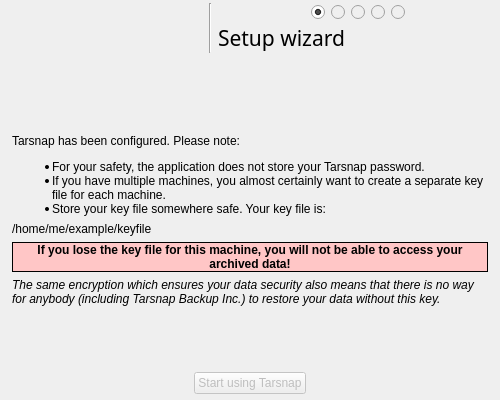
First picture: the form in forms/setupdialog.ui, repository Tarsnap/tarsnap-gui, before the edit.
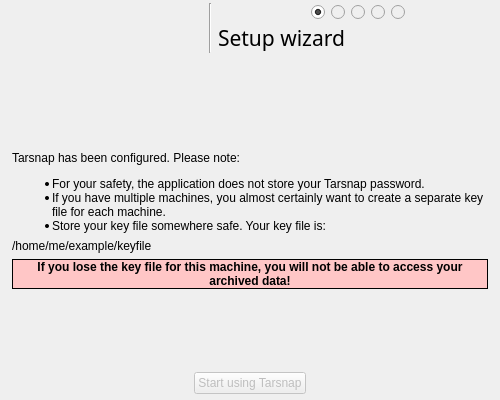
Second picture: the form after the edit. The open tabs and pages were chosen to show the change. Icons and pictures are not drawn.

Commit message:
Setup last page: remove aside
I think it's appropriate on the website, since people may be reading it before
they sign up with Tarsnap (and that reinforces the notion that Tarsnap is very
secure), but once somebody reaches this point in the GUI, they've already
signed up.

What changed in the file:
```diff
--- a/forms/setupdialog.ui
+++ b/forms/setupdialog.ui
@@ -1217,21 +1217,6 @@
          </property>
         </widget>
        </item>
-       <item>
-        <widget class="QLabel" name="doneKeyFileWarningLabelAside">
-         <property name="font">
-          <font>
-           <italic>true</italic>
-          </font>
-         </property>
-         <property name="text">
-          <string>The same encryption which ensures your data security also means that there is no way for anybody (including Tarsnap Backup Inc.) to restore your data without this key.</string>
-         </property>
-         <property name="wordWrap">
-          <bool>true</bool>
-         </property>
-        </widget>
-       </item>
        <item>
         <spacer name="verticalSpacer_9">
          <property name="orientation">
```
